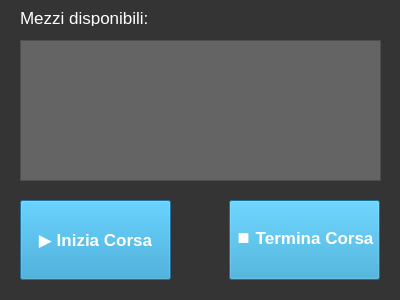
Qt form Viste/Cliente/GUI/corsa.ui (GiulianiM/Noleggio) before a commit.
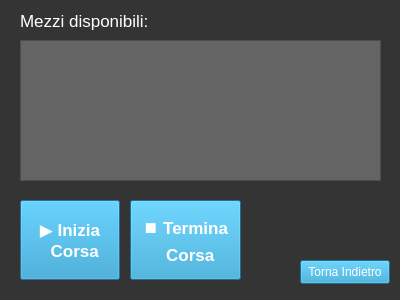
The same form after that commit.

```diff
--- a/Viste/Cliente/GUI/corsa.ui
+++ b/Viste/Cliente/GUI/corsa.ui
@@ -33,9 +33,9 @@
    <property name="geometry">
     <rect>
      <x>20</x>
-     <y>10</y>
+     <y>5</y>
      <width>141</width>
-     <height>16</height>
+     <height>31</height>
     </rect>
    </property>
    <property name="font">
@@ -55,7 +55,7 @@
     <rect>
      <x>20</x>
      <y>200</y>
-     <width>151</width>
+     <width>100</width>
      <height>80</height>
     </rect>
    </property>
@@ -70,15 +70,16 @@
 </string>
    </property>
    <property name="text">
-    <string>▶ Inizia Corsa</string>
+    <string>▶ Inizia
+  Corsa</string>
    </property>
   </widget>
   <widget class="QPushButton" name="bottone_termina_corsa">
    <property name="geometry">
     <rect>
-     <x>229</x>
+     <x>130</x>
      <y>200</y>
-     <width>151</width>
+     <width>111</width>
      <height>80</height>
     </rect>
    </property>
@@ -93,12 +94,30 @@
 </string>
    </property>
    <property name="text">
-    <string>⏹ Termina Corsa</string>
+    <string>⏹ Termina
+  Corsa</string>
    </property>
    <property name="checkable">
     <bool>false</bool>
    </property>
   </widget>
+  <widget class="QPushButton" name="back_button">
+   <property name="geometry">
+    <rect>
+     <x>300</x>
+     <y>260</y>
+     <width>90</width>
+     <height>24</height>
+    </rect>
+   </property>
+   <property name="styleSheet">
+    <string notr="true">font-size:20; color:white;background-color:rgb(38, 157, 206)
+</string>
+   </property>
+   <property name="text">
+    <string>Torna Indietro</string>
+   </property>
+  </widget>
  </widget>
  <resources/>
  <connections/>
```
